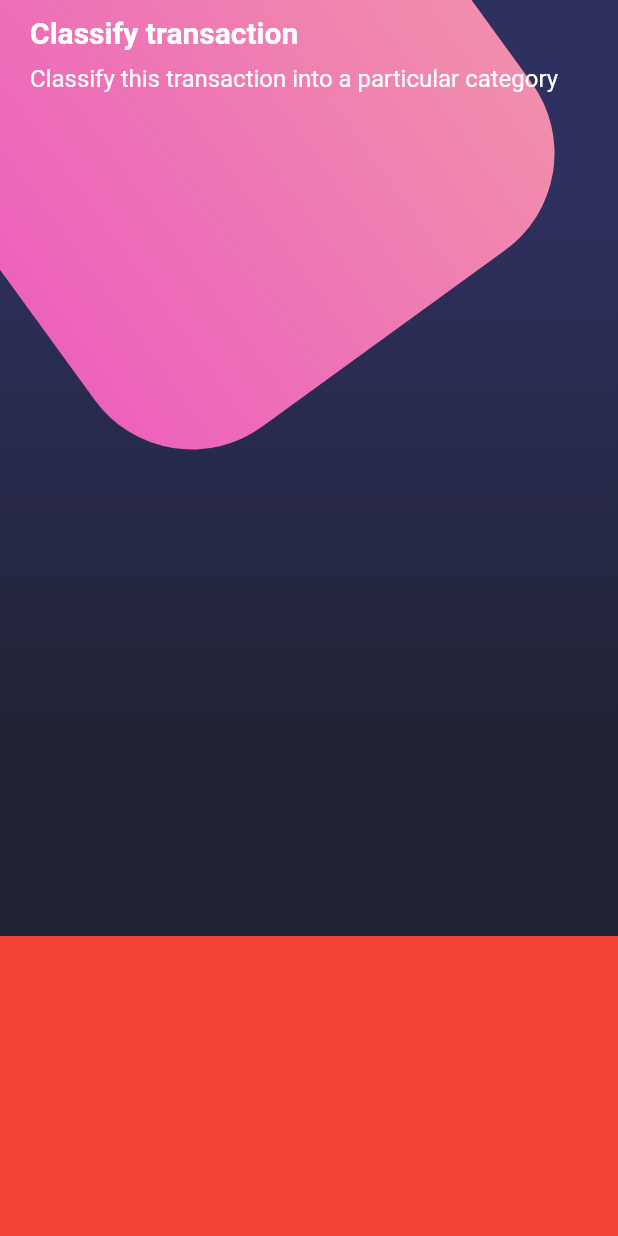
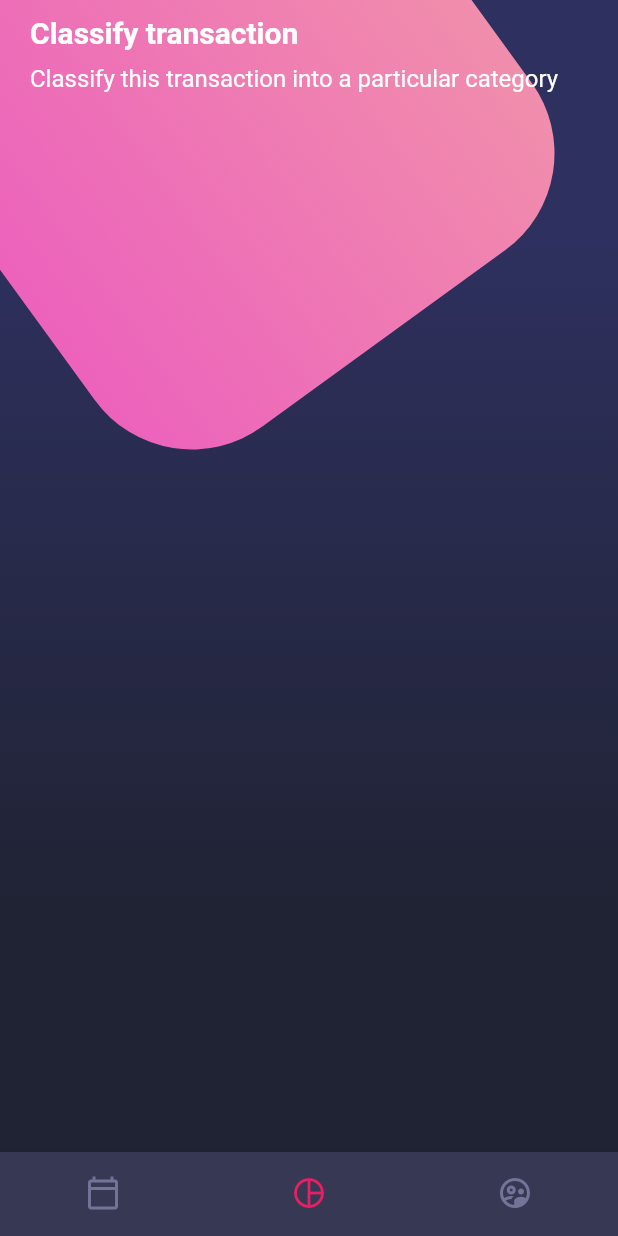
Before and after one commit to Diego-Luna/Flutter-proyects, a Flutter app: the screen it shows after launch, on a phone screen of 412 x 824 dp. Run offline on Flutter 3.47's test engine with Material 2 defaults, Android fonts, the phone set to English and light mode, and no system bars; our stand-ins replace card_swiper.

Commit message:
Diseño compuesto - BottomNavigationBar 2

```diff
--- a/disenos/lib/src/widgets/custom_bottom_navigation.dart
+++ b/disenos/lib/src/widgets/custom_bottom_navigation.dart
@@ -3,13 +3,23 @@ import 'package:flutter/material.dart';
 class CustomBottomNavigation extends StatelessWidget {
   const CustomBottomNavigation({Key? key}) : super(key: key);
 
-
   @override
   Widget build(BuildContext context) {
-    return Container(
-      color: Colors.red,
-      width: double.infinity,
-      height: 200,
+    return BottomNavigationBar(
+      showSelectedLabels: false,
+      showUnselectedLabels: false,
+      selectedItemColor: Colors.pink,
+      backgroundColor: const Color.fromRGBO(55, 57, 84, 1),
+      unselectedItemColor: const Color.fromRGBO(116, 116, 152, 1),
+      currentIndex: 1,
+      items: const [
+        BottomNavigationBarItem(
+            icon: Icon(Icons.calendar_today_outlined), label: "Calendario"),
+        BottomNavigationBarItem(
+            icon: Icon(Icons.pie_chart_outline_outlined), label: "Grafica"),
+        BottomNavigationBarItem(
+            icon: Icon(Icons.supervised_user_circle_outlined), label: "Usuarios"),
+      ],
     );
   }
 }
```
